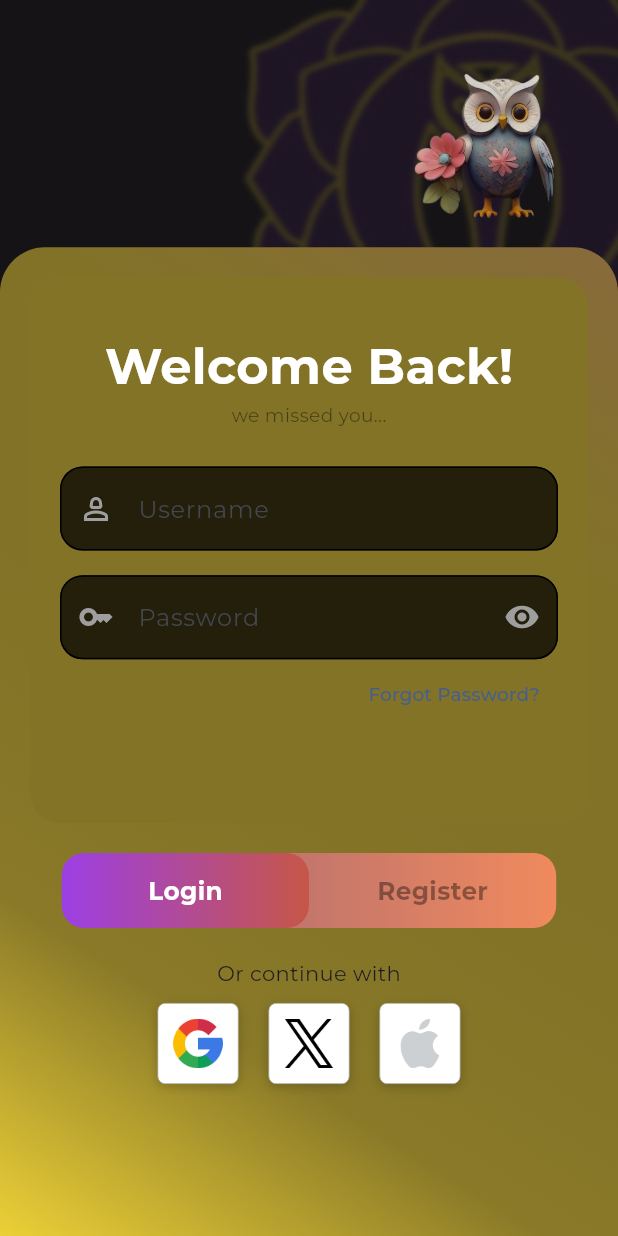
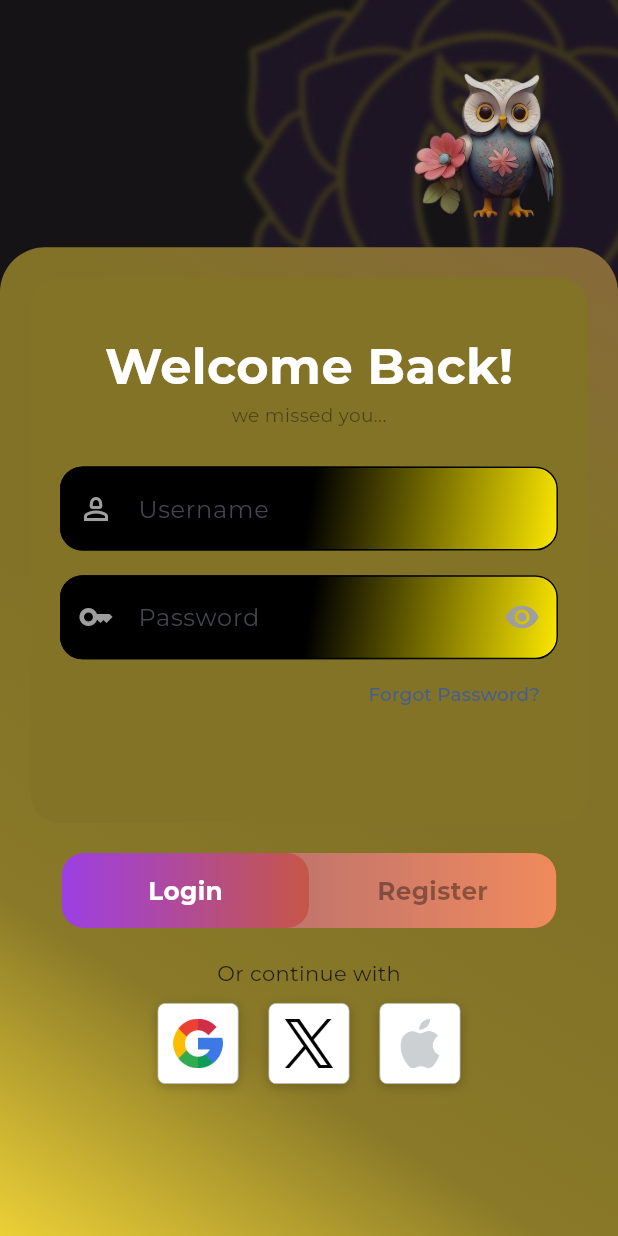
Before and after one commit to veerhegde/PsyGPT, a Flutter app: the AuthScreen screen opened by its route, on a phone screen of 412 x 824 dp. Run offline on Flutter 3.47's test engine with Material 3 defaults, Android fonts, the phone set to English and light mode, and no system bars; our stand-ins replace flutter_secure_storage, flutter_svg, google_fonts, lottie, material_symbols_icons; missing offline and left inert: dotlottie_loader; accounts and stored records are empty; project files that could hold a hidden picture were left out.

Commit message:
[ui] added CustomTextBox

```diff
--- a/psy_fe/mindq_ui/lib/widgets/TextBox.dart
+++ b/psy_fe/mindq_ui/lib/widgets/TextBox.dart
@@ -4,36 +4,58 @@ class CustomTextbox extends StatelessWidget {
   final Color fillColor;
   final String labelText;
   final Color borderColor;
-  final Color iconColor;
   final bool obscureText;
   final IconData? prefixIcon;
   final IconData? suffixIcon;
   final BoxConstraints? constraints;
   final Color textColor;
+  final Color iconColor;
+  final AlignmentGeometry gradientBegin;
+  final AlignmentGeometry gradientEnd;
+  final List<Color> gradientColors;
+  final List<double>? gradientStops;
 
   const CustomTextbox({
     Key? key,
-    this.fillColor = Colors.white,
     required this.labelText,
     this.borderColor = Colors.black,
-    this.iconColor = Colors.grey,
     this.obscureText = false,
+    this.fillColor = Colors.black,
     this.prefixIcon,
     this.suffixIcon,
     this.constraints,
-    this.textColor = Colors.grey,
+    this.textColor = Colors.black,
+    this.iconColor = Colors.grey,
+    this.gradientBegin = Alignment.topLeft,
+    this.gradientEnd = Alignment.bottomRight,
+    this.gradientColors = const [
+      Colors.black,
+      Colors.black,
+      Color(0xfffde900),
+    ],
+    this.gradientStops,
   }) : super(key: key);
 
   @override
   Widget build(BuildContext context) {
     return ConstrainedBox(
       constraints: constraints ?? BoxConstraints(),
+      child: Container(
+        decoration: BoxDecoration(
+          color: fillColor,
+          gradient: LinearGradient(
+            begin: gradientBegin,
+            end: gradientEnd,
+            colors: gradientColors,
+            stops: gradientStops,
+          ),
+          borderRadius: BorderRadius.circular(15),
+        ),
         child: TextField(
           style: TextStyle(color: textColor),
           decoration: InputDecoration(
-          filled: true,
+            labelText: labelText,
             fillColor: fillColor,
-          labelText: labelText,
             prefixIcon: prefixIcon != null
                 ? Icon(prefixIcon, color: iconColor)
                 : null,
@@ -42,6 +64,7 @@ class CustomTextbox extends StatelessWidget {
                 : null,
             border: OutlineInputBorder(
               borderRadius: BorderRadius.circular(15),
+              borderSide: BorderSide.none,
             ),
             focusedBorder: OutlineInputBorder(
               borderSide: BorderSide(color: borderColor, width: 2.0),
@@ -54,6 +77,7 @@ class CustomTextbox extends StatelessWidget {
           ),
           obscureText: obscureText,
         ),
+      ),
     );
   }
 }
```
Lines whose indentation alone changed are shown as unchanged.
